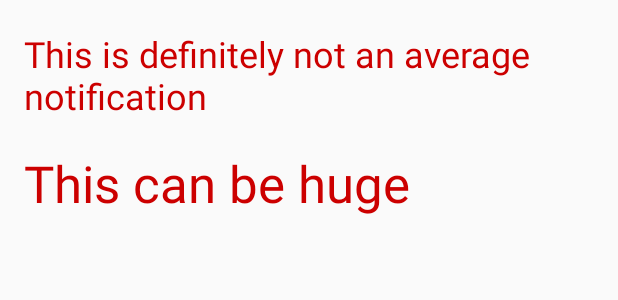
After one commit to andras-the-android/NNotification, an Android app: the layout notification_big_custom.xml on its own in the app's theme, with its tools: preview values and no code run, on a phone screen of 412 x 824 dp. The commit adds this screen. Shown: the top 300 px of the screen. Run offline under Robolectric (Android 15) with nearby library versions, the phone set to English and light mode, and no system bars.

Commit message:
custom view notification

```diff
--- a/app/src/main/res/layout/activity_main.xml
+++ b/app/src/main/res/layout/activity_main.xml
@@ -46,4 +46,10 @@
         android:layout_height="wrap_content"
         android:text="Bundled"
         android:onClick="onBundledButtonClick"/>
+
+    <Button
+        android:layout_width="wrap_content"
+        android:layout_height="wrap_content"
+        android:text="Custom view"
+        android:onClick="onCustomViewButtonClick"/>
 </LinearLayout>
--- /dev/null
+++ b/app/src/main/res/layout/notification_big_custom.xml
@@ -0,0 +1,35 @@
+<?xml version="1.0" encoding="utf-8"?>
+<LinearLayout xmlns:android="http://schemas.android.com/apk/res/android"
+    android:orientation="vertical" android:layout_width="match_parent"
+    android:layout_height="match_parent">
+
+    <TextView
+        android:id="@+id/content_title"
+        android:layout_width="wrap_content"
+        android:layout_height="wrap_content"
+        android:layout_marginStart="16dp"
+        android:textStyle="bold" />
+
+    <TextView
+        android:layout_width="wrap_content"
+        android:layout_height="wrap_content"
+        android:textSize="24sp"
+        android:textColor="@android:color/holo_red_dark"
+        android:layout_marginStart="16dp"
+        android:text="This is definitely not an average notification"/>
+
+    <TextView
+        android:id="@+id/content_text"
+        android:layout_width="wrap_content"
+        android:layout_height="wrap_content"
+        android:layout_marginStart="16dp" />
+
+    <TextView
+        android:layout_width="wrap_content"
+        android:layout_height="wrap_content"
+        android:textSize="34sp"
+        android:textColor="@android:color/holo_red_dark"
+        android:layout_marginStart="16dp"
+        android:text="This can be huge"/>
+
+</LinearLayout>
```
Also changed, not shown: app/src/main/java/com/example/andrasnemeth/nnotification/BaseNotificationHelper.java (+10 -1 lines), app/src/main/java/com/example/andrasnemeth/nnotification/CustomViewNotifications.java (added, +37 -0 lines), app/src/main/java/com/example/andrasnemeth/nnotification/MainActivity.java (+5 -3 lines), app/src/main/res/layout/notification_custom.xml (added, +21 -0 lines).
